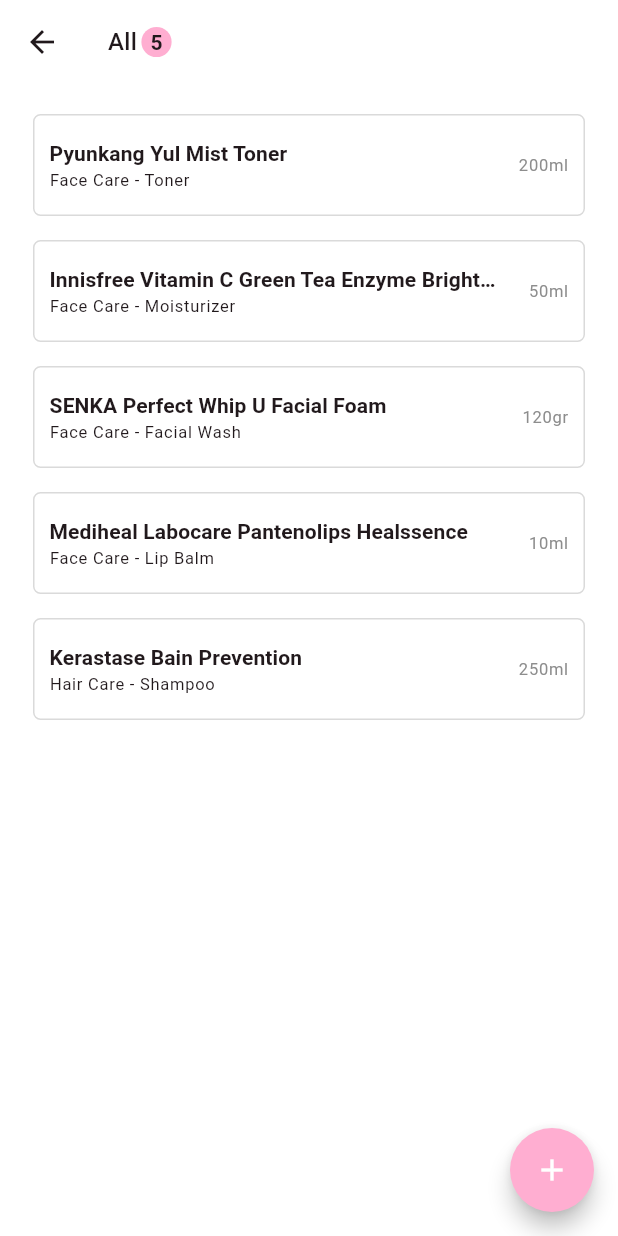
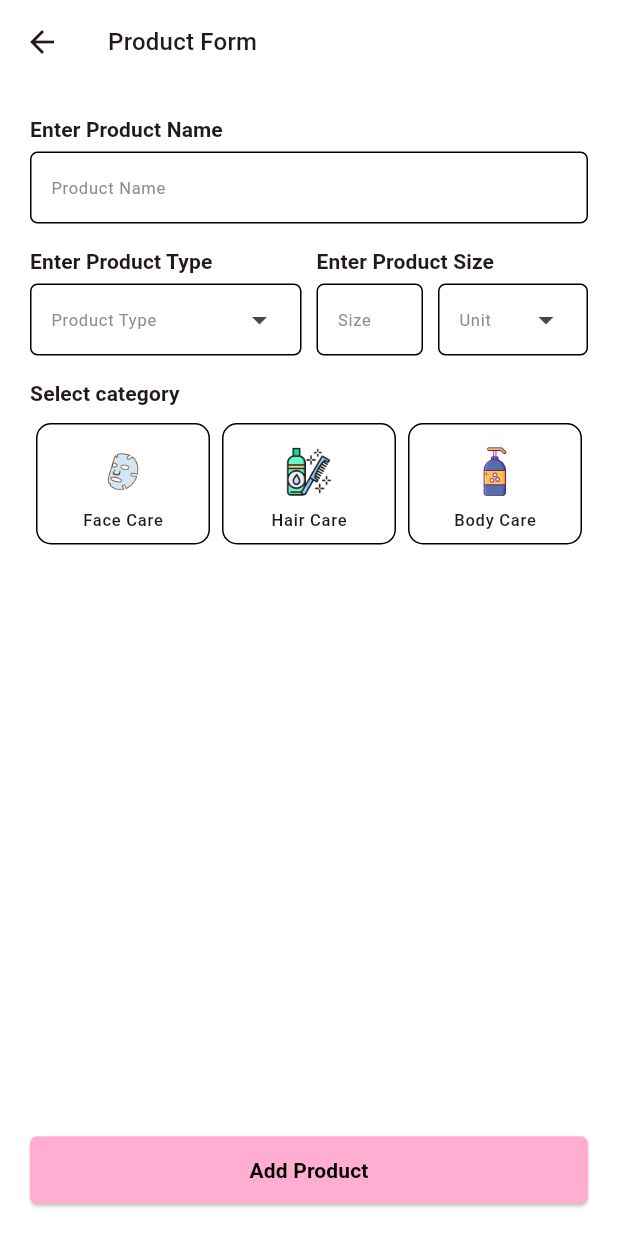
Before and after one commit to jazlynlatif/selfcare_app, a Flutter app: the CategoryProductPage screen opened directly with empty values, after a tap on the "add" icon, on a phone screen of 412 x 824 dp. Run offline on Flutter 3.47's test engine with Material 3 defaults, Android fonts, the light colour scheme and no system bars; our stand-ins replace flutter_riverpod, go_router.

Commit message:
feat: implement initial product form ui and category selection

```diff
--- a/lib/config/route_config.dart
+++ b/lib/config/route_config.dart
@@ -1,6 +1,8 @@
 import 'package:go_router/go_router.dart';
+import 'package:selfcare_app/models/view_product_model.dart';
 import 'package:selfcare_app/pages/home_page.dart';
 import 'package:selfcare_app/pages/category_product_page.dart';
+import 'package:selfcare_app/pages/product_form_page.dart';
 
 final GoRouter router = GoRouter(
   initialLocation: '/',
@@ -17,6 +19,13 @@
         final id = state.pathParameters['id']!;
         return CategoryProductPage(careId: int.parse(id));
       }
+    ),
+    GoRoute(
+      path: '/product-form',
+      builder: (context, state) {
+        final product = state.extra as ViewProduct?;
+        return ProductForm(product: product);
+      }
     )
   ]
 );
--- a/lib/main.dart
+++ b/lib/main.dart
@@ -13,18 +13,40 @@
   // This widget is the root of your application.
   @override
   Widget build(BuildContext context) {
+    const _mainColor = Color.fromRGBO(255, 174, 209, 1);
     return MaterialApp.router(
       title: 'Selfcare App',
       debugShowCheckedModeBanner: false,
       theme: ThemeData(
         colorScheme: ColorScheme.fromSeed(
-          seedColor: Color.fromRGBO(255, 174, 209, 1),
-          primary: Color.fromRGBO(255, 174, 209, 1)
+          seedColor: _mainColor,
+          primary: _mainColor
         ),
         scaffoldBackgroundColor: Colors.white,
         appBarTheme: const AppBarTheme(
           backgroundColor: Colors.white,
           systemOverlayStyle: SystemUiOverlayStyle.dark,
+        ),
+        inputDecorationTheme: InputDecorationTheme(
+          hintStyle: Theme.of(context).textTheme.labelSmall?.copyWith(
+            color: Color.fromRGBO(141, 141, 141, 1),
+            fontWeight: FontWeight.normal
+          ),
+          enabledBorder: OutlineInputBorder(
+            borderRadius: BorderRadius.circular(5),
+            borderSide: BorderSide(
+              color: Colors.black,
+              width: 1
+            )
+          ),
+          focusedBorder: OutlineInputBorder(
+            borderRadius: BorderRadius.circular(5),
+            borderSide: BorderSide(
+              color: _mainColor,
+              width: 2
+            )
+          ),
+          contentPadding: const EdgeInsets.symmetric(horizontal: 10, vertical: 0),
         )
       ),
       routerConfig: router,
--- a/lib/pages/category_product_page.dart
+++ b/lib/pages/category_product_page.dart
@@ -1,5 +1,6 @@
 import 'package:flutter/material.dart';
 import 'package:flutter_riverpod/flutter_riverpod.dart';
+import 'package:go_router/go_router.dart';
 import 'package:selfcare_app/models/view_product_model.dart';
 import 'package:selfcare_app/providers/category_provider.dart';
 import 'package:selfcare_app/providers/product_provider.dart';
@@ -69,7 +70,9 @@
         )
       ),
       floatingActionButton: FloatingActionButton(
-        onPressed: () {},
+        onPressed: () {
+          context.push('/product-form', extra: null);
+        },
         heroTag: 'add_product_fab',
         backgroundColor: theme.colorScheme.primary,
         shape: const CircleBorder(),
--- a/lib/pages/home_page.dart
+++ b/lib/pages/home_page.dart
@@ -46,15 +46,15 @@
                 height: screenHeight * 0.015,
               ),
               Row(
-                children: category.indexed.map((item) {
+                children: category.map((cat) {
                   return Expanded(
                     child: GestureDetector(
                       onTap: () {
-                        context.push('/category/${item.$2.id}');
+                        context.push('/category/${cat.id}');
                       },
                       child: Padding(
                         padding: EdgeInsets.symmetric(horizontal: 4),
-                        child: CategoryCard(length: category.length,index: item.$1,),
+                        child: CategoryCard(category: cat, length: category.length),
                       ),
                     )
                   );
--- /dev/null
+++ b/lib/pages/product_form_page.dart
@@ -0,0 +1,252 @@
+import 'package:flutter/material.dart';
+import 'package:flutter/services.dart';
+import 'package:flutter_riverpod/flutter_riverpod.dart';
+import 'package:selfcare_app/models/view_product_model.dart';
+import 'package:selfcare_app/providers/category_provider.dart';
+import 'package:selfcare_app/providers/product_provider.dart';
+import 'package:selfcare_app/widgets/category_card.dart';
+
+class ProductForm extends ConsumerStatefulWidget {
+  final ViewProduct? product;
+
+  const ProductForm({
+    super.key,
+    this.product
+  });
+
+  @override
+  ConsumerState<ProductForm> createState() => _ProductFormState();
+}
+
+class _ProductFormState extends ConsumerState<ProductForm> {
+    // Text Editing Controller
+  final TextEditingController _productName = TextEditingController();
+  final TextEditingController _productSize = TextEditingController();
+  final TextEditingController _productSizeUnit = TextEditingController();
+  final TextEditingController _productType = TextEditingController();
+  late var currentCategory;
+
+  @override
+  void initState() {
+    // TODO: implement initState
+    currentCategory = widget.product == null ? 0 : widget.product!.product.categoryId;
+    super.initState();
+  }
+
+  @override
+  void dispose() {
+    _productName.dispose();
+    _productSize.dispose();
+    _productSizeUnit.dispose();
+    _productType.dispose();
+    super.dispose();
+  }
+
+  @override
+  Widget build(BuildContext context) {
+    final theme = Theme.of(context);
+    // Form Data
+    final _formKey = GlobalKey<FormState>();
+    final formFieldTitle = theme.textTheme.titleSmall?.copyWith(
+      fontWeight: FontWeight.bold
+    );
+    // Product Data
+    final categories = ref.watch(categoryProvider).skip(1);
+    final productTypes = ref.watch(productTypeProvider(currentCategory));
+    final unitSizes = ref.watch(productSizeUnitProvider);
+    // Screen Size Data
+    final screenWidth = MediaQuery.of(context).size.width;
+    return Scaffold(
+      appBar: AppBar(
+        title: Text(
+          'Product Form',
+          style: theme.textTheme.titleMedium,
+        ),
+      ),
+      body: SafeArea(
+        child: Padding(
+          padding: const EdgeInsets.all(20.0),
+          child: Column(
+            children: [
+              Form(
+                key: _formKey,
+                child: Column(
+                  crossAxisAlignment: CrossAxisAlignment.start,
+                  children: [
+                    Text(
+                      'Enter Product Name',
+                      style: formFieldTitle,
+                    ),
+                    SizedBox(
+                      height: 5,
+                    ),
+                    TextFormField(
+                      controller: _productName,
+                      style: theme.textTheme.bodySmall,
+                      decoration: InputDecoration(
+                        hint: Text(
+                          'Product Name',
+                          style: theme.inputDecorationTheme.hintStyle,
+                          ),
+                      ),
+                    ),
+                    SizedBox(
+                      height: 15,
+                    ),
+                    Row(
+                      children: [
+                        Expanded(
+                          child: Column(
+                            crossAxisAlignment: CrossAxisAlignment.start,
+                            children: [
+                              Text(
+                                'Enter Product Type',
+                                style: formFieldTitle,
+                              ),
+                              SizedBox(
+                                height: 5,
+                              ),
+                              DropdownMenu(
+                                width: (screenWidth-20)/2,
+                                controller: _productType,
+                                textStyle: theme.textTheme.bodySmall,
+                                hintText: 'Product Type',
+                                inputDecorationTheme: InputDecorationTheme(
+                                  constraints: BoxConstraints.tight(Size.fromHeight(48)),
+                                ),
+                                dropdownMenuEntries: [
+                                  for(var type in productTypes)
+                                    DropdownMenuEntry(
+                                      label: type.name,
+                                      value: type
+                                    )
+                                ]
+                              )
+                            ],
+                          ),
+                        ),
+                        SizedBox(
+                          width: 10,
+                        ),
+                        Expanded(
+                          child: Column(
+                            crossAxisAlignment: CrossAxisAlignment.start,
+                            children: [
+                              Text(
+                                'Enter Product Size',
+                                style: formFieldTitle,
+                              ),
+                              SizedBox(
+                                height: 5,
+                              ),
+                              Row(
+                                children: [
+                                  Expanded(
+                                    child: TextFormField(
+                                      controller: _productSize,
+                                      keyboardType: TextInputType.number,
+                                      inputFormatters: [
+                                        FilteringTextInputFormatter.digitsOnly
+                                      ],
+                                      style: theme.textTheme.bodySmall,
+                                      decoration: InputDecoration(
+                                        hint: Text(
+                                          'Size',
+                                          style: theme.inputDecorationTheme.hintStyle,
+                                        )
+                                      ),
+                                    ),
+                                  ),
+                                  SizedBox(
+                                    width: 10,
+                                  ),
+                                  // SizedBox(
+                                  //   width: 65,
+                                  //   child: TextFormField(
+                                  //     decoration: InputDecoration(
+                                  //       hint: Text(
+                                  //         'Unit',
+                                  //         style: theme.inputDecorationTheme.hintStyle,
+                                  //       )
+                                  //     ),
+                                  //   )
+                                  // )
+                                  DropdownMenu(
+                                    controller: _productSizeUnit,
+                                    width: 100,
+                                    textStyle: theme.textTheme.bodySmall,
+                                    hintText: 'Unit',
+                                    inputDecorationTheme: InputDecorationTheme(
+                                      constraints: BoxConstraints.tight(Size.fromHeight(48)),
+                                    ),
+                                    dropdownMenuEntries: [
+                                      for(var unit in unitSizes)
+                                      DropdownMenuEntry(
+                                        label: unit.name,
+                                        value: unit
+                                      )
+                                    ]
+                                  )
+                                ],
+                              )
+                            ],
+                          )
+                        )
+                      ],
+                    ),
+                    SizedBox(
+                      height: 15,
+                    ),
+                    Text(
+                      'Select category',
+                      style: formFieldTitle,
+                    ),
+                    SizedBox(
+                      height: 5,
+                    ),
+                    Row(
+                      children: categories.map((cat) {
+                        return Expanded(
+                          child: GestureDetector(
+                            onTap: () {
+                              setState(() {
+                                currentCategory = cat.id;
+                              });
+                            },
+                            child: CategoryCard(
+                              category: cat,
+                              length: categories.length,
+                              nonColor : currentCategory == cat.id ? null : true
+                            ),
+                          )
+                        );
+                      }).toList(),
+                    )
+                  ],
+                )
+              ),
+              Spacer(),
+              ElevatedButton(
+                onPressed: () {},
+                style: ElevatedButton.styleFrom(
+                  backgroundColor: theme.colorScheme.primary,
+                  minimumSize: Size(double.infinity, 45),
+                  shape: RoundedRectangleBorder(
+                    borderRadius: BorderRadius.circular(5)
+                  )
+                ),
+                child: Text(
+                  'Add Product',
+                  style: TextStyle(
+                    color: const Color.fromRGBO(0, 0, 0, 1),
+                    fontWeight: FontWeight.bold
+                  ),
+                )
+              )
+            ],
+          ),
+        )
+      ),
+    );
+  }
+}
--- a/lib/widgets/category_card.dart
+++ b/lib/widgets/category_card.dart
@@ -1,28 +1,33 @@
 import 'package:flutter/material.dart';
 import 'package:flutter_riverpod/flutter_riverpod.dart';
 import 'package:selfcare_app/models/category_model.dart';
-import 'package:selfcare_app/providers/category_provider.dart';
 
 class CategoryCard extends ConsumerWidget {
-  final int index;
+  final Category category;
   final int length;
+  final bool? nonColor;
   const CategoryCard({
     super.key,
-    required this.index,
-    required this.length
+    required this.category,
+    required this.length,
+    this.nonColor
   });
 
   @override
   Widget build(BuildContext context, ref) {
     final theme = Theme.of(context);
     final screenHeight = MediaQuery.of(context).size.height;
-    final List<Category> category = ref.watch(categoryProvider);
+    // final List<Category> category = ref.watch(categoryProvider);
     return Container(
       padding: EdgeInsets.symmetric(vertical: 7, horizontal: 12),
       margin: EdgeInsets.symmetric(vertical: 5, horizontal: 4),
       decoration: BoxDecoration(
-        color: theme.colorScheme.primary,
-        borderRadius: BorderRadius.circular(10)
+        color: nonColor == null ? theme.colorScheme.primary : Colors.white,
+        borderRadius: BorderRadius.circular(10),
+        border: Border.all(
+          width: 1,
+          color: nonColor == null ? theme.colorScheme.primary : Colors.black
+        )
       ),
       child: Column(
         crossAxisAlignment: CrossAxisAlignment.center,
@@ -33,7 +38,7 @@
             child: SizedBox(
               height: screenHeight * 0.04,
               child: Image.asset(
-                category[index].image_path,
+                category.image_path,
                 fit: BoxFit.cover,
               ),
             ),
@@ -41,7 +46,7 @@
           FittedBox(
             fit: BoxFit.scaleDown,
             child: Text(
-              category[index].title,
+              category.title,
               style: theme.textTheme.labelSmall,
             ),
           ),
```
